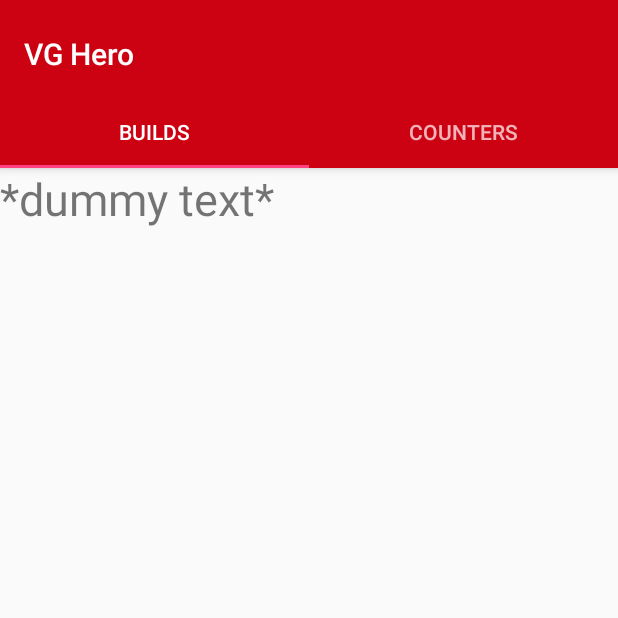
After one commit to deepakHonakeri05/Vainglory, an Android app: the tab1_builds screen opened directly, with no data from a screen before it, on a phone screen of 412 x 824 dp, the top half of it. The commit adds this screen. Run offline under Robolectric (Android 15) with nearby library versions, the phone set to English and light mode, and no system bars.

Commit message:
added fragments

```diff
--- a/app/build.gradle
+++ b/app/build.gradle
@@ -22,6 +22,7 @@ dependencies {
     implementation fileTree(dir: 'libs', include: ['*.jar'])
     implementation 'com.android.support:appcompat-v7:27.1.1'
     implementation 'com.android.support.constraint:constraint-layout:1.1.0'
+    implementation 'com.android.support:design:27.1.1'
     testImplementation 'junit:junit:4.12'
     androidTestImplementation 'com.android.support.test:runner:1.0.2'
     androidTestImplementation 'com.android.support.test.espresso:espresso-core:3.0.2'
--- /dev/null
+++ b/app/src/main/java/com/example/user/moniterapp/tab1_builds.java
@@ -0,0 +1,19 @@
+package com.example.user.moniterapp;
+
+import android.os.Bundle;
+import android.view.LayoutInflater;
+import android.view.View;
+import android.view.ViewGroup;
+import android.support.v4.app.Fragment;
+
+public class tab1_builds extends Fragment {
+
+    @Override
+    public View onCreateView(LayoutInflater inflater, ViewGroup container,
+                             Bundle savedInstanceState) {
+        View rootView = inflater.inflate(R.layout.build_tab1, container, false);
+
+        return rootView;
+    }
+
+}
--- /dev/null
+++ b/app/src/main/java/com/example/user/moniterapp/tab2_counters.java
@@ -0,0 +1,22 @@
+package com.example.user.moniterapp;
+
+import android.support.v4.app.Fragment;
+import android.os.Bundle;
+import android.view.LayoutInflater;
+import android.view.View;
+import android.view.ViewGroup;
+import android.widget.TextView;
+
+
+
+
+public class tab2_counters extends Fragment {
+
+    @Override
+    public View onCreateView(LayoutInflater inflater, ViewGroup container,
+                             Bundle savedInstanceState) {
+        View rootView = inflater.inflate(R.layout.counter_tab2, container, false);
+        return rootView;
+    }
+
+}
--- a/app/src/main/java/com/example/user/moniterapp/vainglory.java
+++ b/app/src/main/java/com/example/user/moniterapp/vainglory.java
@@ -16,7 +16,6 @@ public class vainglory extends AppCompatActivity {
     protected void onCreate(Bundle savedInstanceState) {
         super.onCreate(savedInstanceState);
         setContentView(R.layout.custom_adapter);
-        setTheme(R.style.vg_theme);
 
 
         ArrayList<Character> ar = new ArrayList<>();
@@ -71,7 +70,7 @@ public class vainglory extends AppCompatActivity {
 
     public void  startAct (View view){
 
-        Intent vgHeroIntent = new Intent(vainglory.this, vgheros.class);
+        Intent vgHeroIntent = new Intent(vainglory.this, vg_hero.class);
         startActivity(vgHeroIntent);
     }
 }
--- /dev/null
+++ b/app/src/main/java/com/example/user/moniterapp/vg_hero.java
@@ -0,0 +1,88 @@
+package com.example.user.moniterapp;
+
+import android.support.design.widget.TabLayout;
+import android.support.design.widget.FloatingActionButton;
+import android.support.design.widget.Snackbar;
+import android.support.v7.app.AppCompatActivity;
+import android.support.v7.widget.Toolbar;
+
+import android.support.v4.app.Fragment;
+import android.support.v4.app.FragmentManager;
+import android.support.v4.app.FragmentPagerAdapter;
+import android.support.v4.view.ViewPager;
+import android.os.Bundle;
+import android.view.LayoutInflater;
+import android.view.Menu;
+import android.view.MenuItem;
+import android.view.View;
+import android.view.ViewGroup;
+
+import android.widget.TextView;
+
+public class vg_hero extends AppCompatActivity {
+
+    /**
+     * The {@link android.support.v4.view.PagerAdapter} that will provide
+     * fragments for each of the sections. We use a
+     * {@link FragmentPagerAdapter} derivative, which will keep every
+     * loaded fragment in memory. If this becomes too memory intensive, it
+     * may be best to switch to a
+     * {@link android.support.v4.app.FragmentStatePagerAdapter}.
+     */
+    private SectionsPagerAdapter mSectionsPagerAdapter;
+
+    /**
+     * The {@link ViewPager} that will host the section contents.
+     */
+    private ViewPager mViewPager;
+
+
+    @Override
+    protected void onCreate(Bundle savedInstanceState) {
+        super.onCreate(savedInstanceState);
+        setContentView(R.layout.activity_vg_hero);
+
+        Toolbar toolbar = (Toolbar) findViewById(R.id.toolbar);
+        setSupportActionBar(toolbar);
+        // Create the adapter that will return a fragment for each of the two
+        // primary sections of the activity.
+        mSectionsPagerAdapter = new SectionsPagerAdapter(getSupportFragmentManager());
+
+        // Set up the ViewPager with the sections adapter.
+        mViewPager = (ViewPager) findViewById(R.id.container);
+        mViewPager.setAdapter(mSectionsPagerAdapter);
+
+        TabLayout tabLayout = (TabLayout) findViewById(R.id.tabs);
+
+        mViewPager.addOnPageChangeListener(new TabLayout.TabLayoutOnPageChangeListener(tabLayout));
+        tabLayout.addOnTabSelectedListener(new TabLayout.ViewPagerOnTabSelectedListener(mViewPager));
+        }
+
+    public class SectionsPagerAdapter extends FragmentPagerAdapter {
+
+        public SectionsPagerAdapter(FragmentManager fm) {
+            super(fm);
+        }
+
+        @Override
+        public Fragment getItem(int position) {
+            switch (position){
+
+                case 0:
+                   tab1_builds tab1 = new tab1_builds();
+                    return  tab1;
+                case 1:
+                    tab2_counters t2 = new tab2_counters();
+                    return  t2;
+                default:
+                    return  null;
+            }
+        }
+
+        @Override
+        public int getCount() {
+            // Show 2 total pages.
+            return 2;
+        }
+    }
+}
--- /dev/null
+++ b/app/src/main/res/layout/activity_vg_hero.xml
@@ -0,0 +1,57 @@
+<?xml version="1.0" encoding="utf-8"?>
+<android.support.design.widget.CoordinatorLayout
+    xmlns:android="http://schemas.android.com/apk/res/android"
+    xmlns:app="http://schemas.android.com/apk/res-auto"
+    xmlns:tools="http://schemas.android.com/tools"
+    android:id="@+id/main_content"
+    android:layout_width="match_parent"
+    android:layout_height="match_parent"
+    android:fitsSystemWindows="true"
+    tools:context=".vg_hero">
+
+    <android.support.design.widget.AppBarLayout
+        android:id="@+id/appbar"
+        android:layout_width="match_parent"
+        android:layout_height="wrap_content"
+        android:paddingTop="@dimen/appbar_padding_top"
+        android:theme="@style/AppTheme.AppBarOverlay">
+
+        <android.support.v7.widget.Toolbar
+            android:id="@+id/toolbar"
+            android:layout_width="match_parent"
+            android:layout_height="?attr/actionBarSize"
+            android:layout_weight="1"
+            android:background="?attr/colorPrimary"
+            app:layout_scrollFlags="scroll|enterAlways"
+            app:popupTheme="@style/AppTheme.PopupOverlay"
+            app:title="VG Hero">
+
+        </android.support.v7.widget.Toolbar>
+
+        <android.support.design.widget.TabLayout
+            android:id="@+id/tabs"
+            android:layout_width="match_parent"
+            android:layout_height="wrap_content">
+
+            <android.support.design.widget.TabItem
+                android:id="@+id/tabItem"
+                android:layout_width="wrap_content"
+                android:layout_height="wrap_content"
+                android:text="Builds" />
+
+            <android.support.design.widget.TabItem
+                android:id="@+id/tabItem2"
+                android:layout_width="wrap_content"
+                android:layout_height="wrap_content"
+                android:text="Counters" />
+
+        </android.support.design.widget.TabLayout>
+    </android.support.design.widget.AppBarLayout>
+
+    <android.support.v4.view.ViewPager
+        android:id="@+id/container"
+        android:layout_width="match_parent"
+        android:layout_height="match_parent"
+        app:layout_behavior="@string/appbar_scrolling_view_behavior" />
+
+</android.support.design.widget.CoordinatorLayout>
--- /dev/null
+++ b/app/src/main/res/layout/build_tab1.xml
@@ -0,0 +1,22 @@
+<?xml version="1.0" encoding="utf-8"?>
+<LinearLayout
+    xmlns:android="http://schemas.android.com/apk/res/android"
+    xmlns:app="http://schemas.android.com/apk/res-auto"
+    xmlns:tools="http://schemas.android.com/tools"
+    android:id="@+id/builds_fragment"
+    android:orientation="vertical"
+    android:layout_width="match_parent"
+    android:layout_height="match_parent">
+
+    <TextView
+        android:layout_width="wrap_content"
+        android:layout_height="wrap_content"
+        android:text="*dummy text*"
+        android:textSize="30dp"/>
+
+    <ListView
+        android:id="@+id/builds"
+        android:layout_width="match_parent"
+        android:layout_height="wrap_content"/>
+
+</LinearLayout>
--- /dev/null
+++ b/app/src/main/res/values-w820dp/dimens.xml
@@ -0,0 +1,6 @@
+<resources>
+    <!-- Example customization of dimensions originally defined in res/values/dimens.xml
+         (such as screen margins) for screens with more than 820dp of available width. This
+         would include 7" and 10" devices in landscape (~960dp and ~1280dp respectively). -->
+    <dimen name="activity_horizontal_margin">64dp</dimen>
+</resources>
--- a/app/src/main/res/values/strings.xml
+++ b/app/src/main/res/values/strings.xml
@@ -1,3 +1,9 @@
 <resources>
     <string name="app_name">MoniterApp</string>
+    <string name="title_activity_vg_hero">vg_hero</string>
+    <string name="tab_text_1">Tab 1</string>
+    <string name="tab_text_2">Tab 2</string>
+    <string name="tab_text_3">Tab 3</string>
+    <string name="action_settings">Settings</string>
+    <string name="section_format">Hello World from section: %1$d</string>
 </resources>
--- a/app/src/main/res/values/styles.xml
+++ b/app/src/main/res/values/styles.xml
@@ -8,16 +8,25 @@
         <item name="colorAccent">@color/colorAccent</item>
     </style>
 
-    <style name="vg_theme" parent="Theme.AppCompat.Light.DarkActionBar" >
-    <item name="colorPrimary">#0277BD</item>
-    <item name="colorPrimaryDark">#01579B</item>\
-    <item name="colorAccent">#00897B</item>
+    <style name="vg_theme" parent="Theme.AppCompat.Light.DarkActionBar">
+        <item name="colorPrimary">#0277BD</item>
+        <item name="colorPrimaryDark">#01579B</item>
+        <item name="colorAccent">#00897B</item>
     </style>
 
-    <style name="gtaV_theme" parent="Theme.AppCompat.Light.DarkActionBar" >
+    <style name="gtaV_theme" parent="Theme.AppCompat.Light.DarkActionBar">
         <item name="colorPrimary">#43A047</item>
         <item name="colorPrimaryDark">#2E7D32</item>\
         <item name="colorAccent">#00897B</item>
     </style>
 
+    <style name="AppTheme.NoActionBar">
+        <item name="windowActionBar">false</item>
+        <item name="windowNoTitle">true</item>
+    </style>
+
+    <style name="AppTheme.AppBarOverlay" parent="ThemeOverlay.AppCompat.Dark.ActionBar"/>
+
+    <style name="AppTheme.PopupOverlay" parent="ThemeOverlay.AppCompat.Light"/>
+
 </resources>
```
Also changed, not shown: app/src/main/AndroidManifest.xml (+6 -9 lines), app/src/main/java/com/example/user/moniterapp/vgheros.java (deleted, +0 -18 lines), app/src/main/res/layout/counter_tab2.xml (added, +23 -0 lines), app/src/main/res/layout/vghero_layout.xml (deleted, +0 -39 lines), app/src/main/res/menu/menu_vg_hero.xml (added, +10 -0 lines), app/src/main/res/values/dimens.xml (added, +7 -0 lines).
